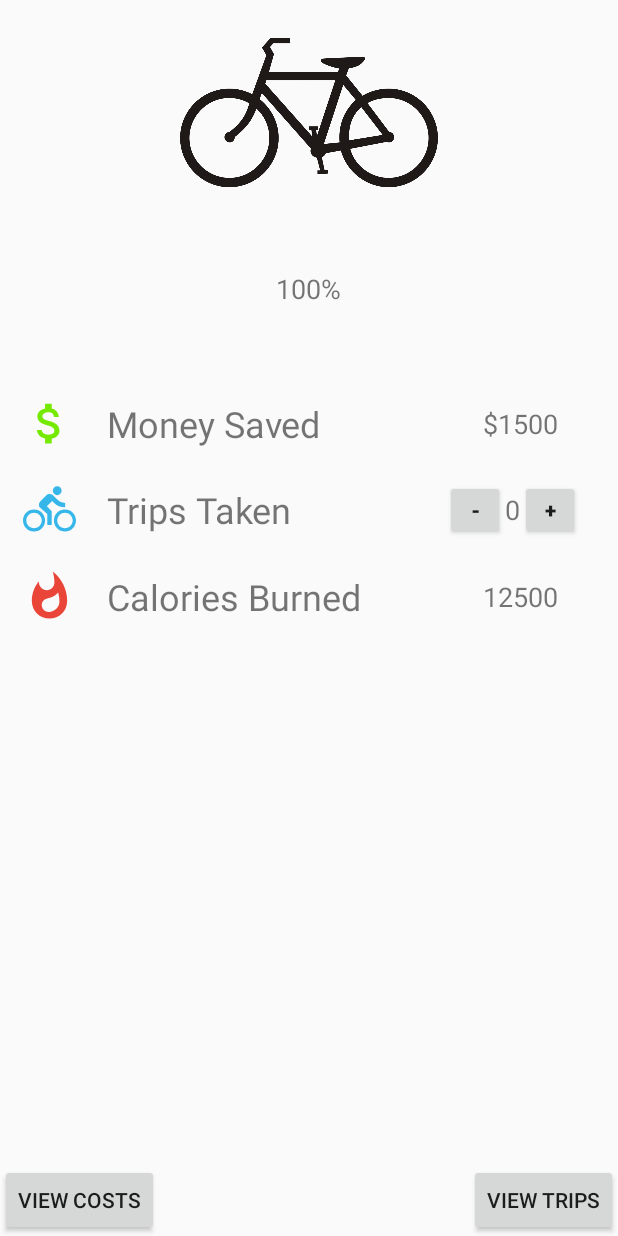
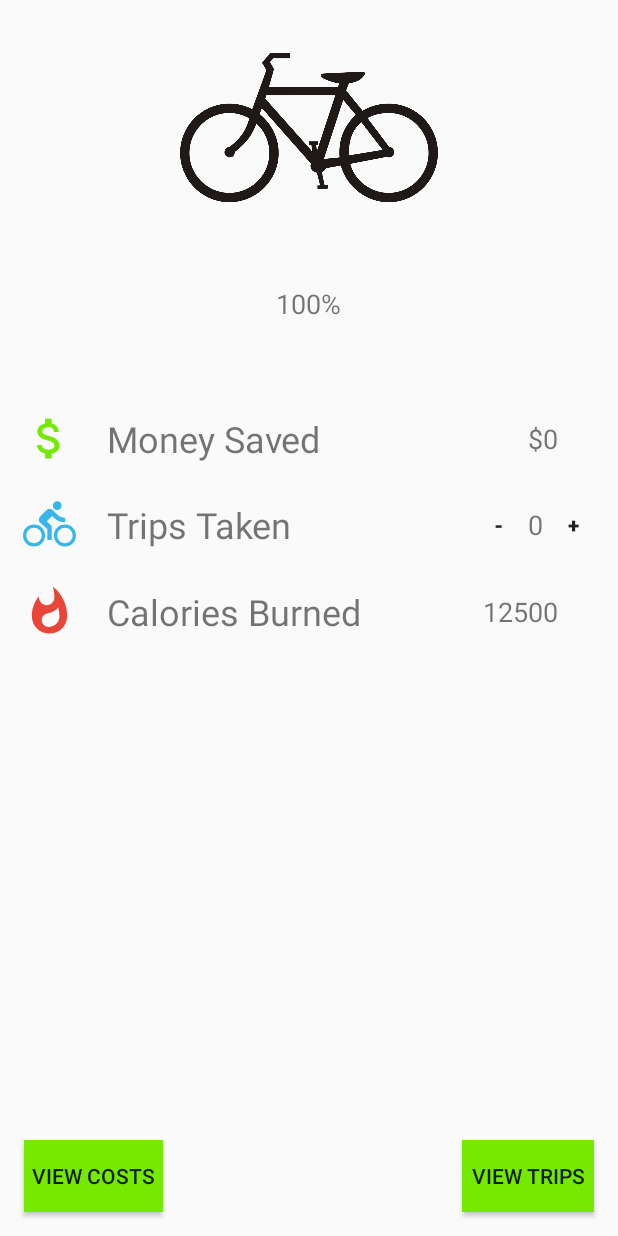
Before and after one commit to russell-knight/cycle-save, an Android app: the HomeActivity screen opened directly, with no data from a screen before it, on a phone screen of 412 x 824 dp. Run offline under Robolectric (Android 15) with nearby library versions, the light colour scheme and no system bars.

Commit message:
Added Global variable to store total cost, updated acitvities to retrieve and display this value. At the moment the Money Saved section on the Home Screen temporarily and incorrectly stores this value.

```diff
--- a/app/src/main/AndroidManifest.xml
+++ b/app/src/main/AndroidManifest.xml
@@ -5,6 +5,7 @@
     package="android.example.cyclesave">
 
     <application
+        android:name=".GlobalVariables"
         android:allowBackup="true"
         android:fullBackupContent="true"
         android:icon="@mipmap/ic_launcher"
--- a/app/src/main/java/android/example/cyclesave/CostDao.kt
+++ b/app/src/main/java/android/example/cyclesave/CostDao.kt
@@ -17,7 +17,7 @@ interface CostDao {
     @Query("SELECT * FROM cost WHERE name == :name")
     fun getGenderByName(name: String): List<Cost>
 
-    @Query("SELECT * FROM cost ORDER BY name ASC")
+    @Query("SELECT * FROM cost")
     fun getCosts(): LiveData<List<Cost>>
 
     @Query("DELETE FROM cost")
--- a/app/src/main/java/android/example/cyclesave/CostRepository.kt
+++ b/app/src/main/java/android/example/cyclesave/CostRepository.kt
@@ -13,4 +13,9 @@ class CostRepository(private val costDao: CostDao) {
     suspend fun insert(cost: Cost) {
         costDao.insertCost(cost)
     }
+
+    suspend fun deleteAll() {
+        costDao.deleteAll()
+    }
+
 }
--- a/app/src/main/java/android/example/cyclesave/CostRoomDatabase.kt
+++ b/app/src/main/java/android/example/cyclesave/CostRoomDatabase.kt
@@ -54,7 +54,7 @@ public abstract class CostRoomDatabase : RoomDatabase() {
                 val instance = Room.databaseBuilder(
                     context.applicationContext,
                     CostRoomDatabase::class.java,
-                    "word_database"
+                    "cost_database"
                 ).build()
                 INSTANCE = instance
                 return instance
--- a/app/src/main/java/android/example/cyclesave/CostViewModel.kt
+++ b/app/src/main/java/android/example/cyclesave/CostViewModel.kt
@@ -10,7 +10,7 @@ import kotlinx.coroutines.launch
 class CostViewModel(application: Application) : AndroidViewModel(application) {
 
     private val repository: CostRepository
-    // Using LiveData and caching what getAlphabetizedWords returns has several benefits:
+    // Using LiveData and caching what getAlphabetizedCosts returns has several benefits:
     // - We can put an observer on the data (instead of polling for changes) and only update the
     //   the UI when the data actually changes.
     // - Repository is completely separated from the UI through the ViewModel.
@@ -28,4 +28,8 @@ class CostViewModel(application: Application) : AndroidViewModel(application) {
     fun insert(cost: Cost) = viewModelScope.launch(Dispatchers.IO) {
         repository.insert(cost)
     }
+
+    fun deleteAll() = viewModelScope.launch(Dispatchers.IO) {
+        repository.deleteAll()
+    }
 }
--- /dev/null
+++ b/app/src/main/java/android/example/cyclesave/GlobalVariables.kt
@@ -0,0 +1,9 @@
+package android.example.cyclesave
+
+import android.app.Application
+
+class GlobalVariables : Application() {
+    companion object {
+        var totalCost: Int = 0
+    }
+}
--- a/app/src/main/java/android/example/cyclesave/HomeActivity.kt
+++ b/app/src/main/java/android/example/cyclesave/HomeActivity.kt
@@ -1,5 +1,6 @@
 package android.example.cyclesave
 
+import android.app.Activity
 import android.content.Intent
 import androidx.appcompat.app.AppCompatActivity
 import android.os.Bundle
@@ -11,6 +12,9 @@ import android.widget.Toast
 
 class HomeActivity : AppCompatActivity() {
 
+    private val returnHomeRequestCode = 1
+
+    private var totalCost = 0
     private var tripsTaken = 0
     private var moneySaved = 0
 
@@ -18,6 +22,9 @@ class HomeActivity : AppCompatActivity() {
         super.onCreate(savedInstanceState)
         setContentView(R.layout.activity_home)
 
+        // Global variable
+        var moneySaved = findViewById<TextView>(R.id.money_saved_value)
+        moneySaved.text = "$" + GlobalVariables.totalCost.toString()
         // Set initial values
         var tripsText = findViewById<TextView>(R.id.trips_taken_value)
         tripsText.text = tripsTaken.toString()
@@ -41,4 +48,11 @@ class HomeActivity : AppCompatActivity() {
             startActivity(costsIntent)
         }
     }
+
+    override fun onResume() {
+        super.onResume()
+        // Retrieve global variables
+        var moneySaved = findViewById<TextView>(R.id.money_saved_value)
+        moneySaved.text = "$" + GlobalVariables.totalCost.toString()
+    }
 }
--- a/app/src/main/res/layout/activity_home.xml
+++ b/app/src/main/res/layout/activity_home.xml
@@ -14,6 +14,7 @@
             android:layout_width="172dp"
             android:layout_height="150dp"
             android:layout_gravity="center"
+            android:layout_marginTop="10dp"
             android:layout_marginBottom="30dp"
             android:contentDescription="@string/bicycle_icon_desc"
             android:src="@drawable/bicycle_icon" />
@@ -96,6 +97,8 @@
                 android:layout_height="40dp"
                 android:layout_centerVertical="true"
                 android:layout_toStartOf="@+id/trips_taken_value"
+                android:stateListAnimator="@null"
+                android:background="@android:color/transparent"
                 android:text="-"
                 android:textAlignment="center"
                 android:textStyle="bold" />
@@ -107,7 +110,6 @@
                 android:layout_toStartOf="@id/add_trip_button"
                 android:layout_centerVertical="true"
                 android:layout_gravity="center"
-                android:text="130"
                 android:textSize="18sp" />
 
             <Button
@@ -115,8 +117,9 @@
                 android:layout_width="40dp"
                 android:layout_height="40dp"
                 android:layout_alignParentEnd="true"
+                android:background="@android:color/transparent"
                 android:text="+"
-                android:layout_marginEnd="15dp"
+                android:stateListAnimator="@null"
                 android:textAlignment="center"
                 android:textStyle="bold" />
         </RelativeLayout>
@@ -170,6 +173,11 @@
             android:layout_height="wrap_content"
             android:layout_alignParentStart="true"
             android:layout_alignParentBottom="true"
+            android:background="@color/colorPrimary"
+            android:layout_marginStart="16dp"
+            android:layout_marginBottom="16dp"
+            android:paddingStart="5dp"
+            android:paddingEnd="5dp"
             android:text="@string/view_costs_text" />
 
         <Button
@@ -177,7 +185,10 @@
             android:layout_width="wrap_content"
             android:layout_height="wrap_content"
             android:layout_alignParentEnd="true"
+            android:background="@color/colorPrimary"
             android:layout_alignParentBottom="true"
+            android:layout_marginEnd="16dp"
+            android:layout_marginBottom="16dp"
             android:text="@string/view_trips_text" />
     </RelativeLayout>
 
```
Also changed, not shown: app/src/main/java/android/example/cyclesave/AddCost.kt (+8 -6 lines), app/src/main/java/android/example/cyclesave/CostListAdapter.kt (+19 -2 lines), app/src/main/java/android/example/cyclesave/CostsActivity.kt (+24 -4 lines), app/src/main/res/layout/activity_costs.xml (+34 -12 lines), app/src/main/res/layout/recyclerview_item.xml (+14 -6 lines).
